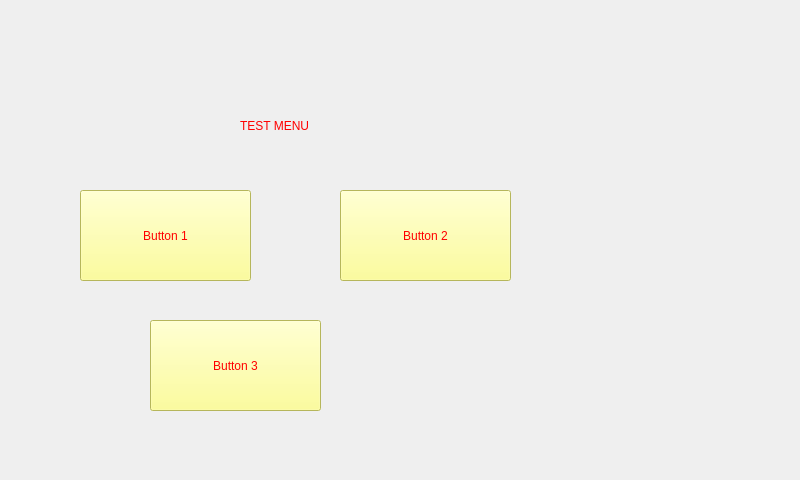
The window that Prototypes/Rules_Prototype1/test.ui (PaulNowak36/Kritical-Hit) describes before a commit, drawn with Qt 5.
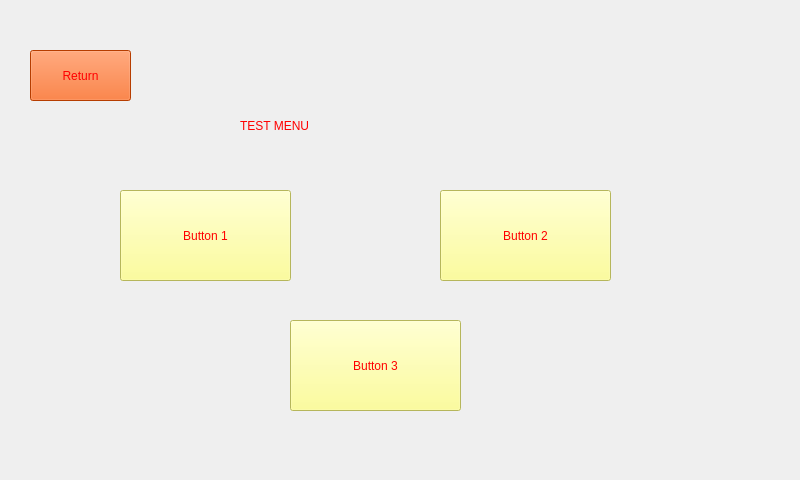
The same window after the commit.

The edit to the form file:
```diff
--- a/Prototypes/Rules_Prototype1/test.ui
+++ b/Prototypes/Rules_Prototype1/test.ui
@@ -35,7 +35,7 @@
   <widget class="QPushButton" name="pushButton">
    <property name="geometry">
     <rect>
-     <x>80</x>
+     <x>120</x>
      <y>190</y>
      <width>171</width>
      <height>91</height>
@@ -53,7 +53,7 @@
   <widget class="QPushButton" name="pushButton_2">
    <property name="geometry">
     <rect>
-     <x>340</x>
+     <x>440</x>
      <y>190</y>
      <width>171</width>
      <height>91</height>
@@ -71,7 +71,7 @@
   <widget class="QPushButton" name="pushButton_3">
    <property name="geometry">
     <rect>
-     <x>150</x>
+     <x>290</x>
      <y>320</y>
      <width>171</width>
      <height>91</height>
@@ -86,6 +86,24 @@
     <string>Button 3</string>
    </property>
   </widget>
+  <widget class="QPushButton" name="return_Button">
+   <property name="geometry">
+    <rect>
+     <x>30</x>
+     <y>50</y>
+     <width>101</width>
+     <height>51</height>
+    </rect>
+   </property>
+   <property name="styleSheet">
+    <string notr="true">color: rgb(255, 0, 0);
+background-color: rgb(255, 85, 0);
+font: 900 20pt &quot;Segoe UI&quot;;</string>
+   </property>
+   <property name="text">
+    <string>Return</string>
+   </property>
+  </widget>
  </widget>
  <resources/>
  <connections/>
```
